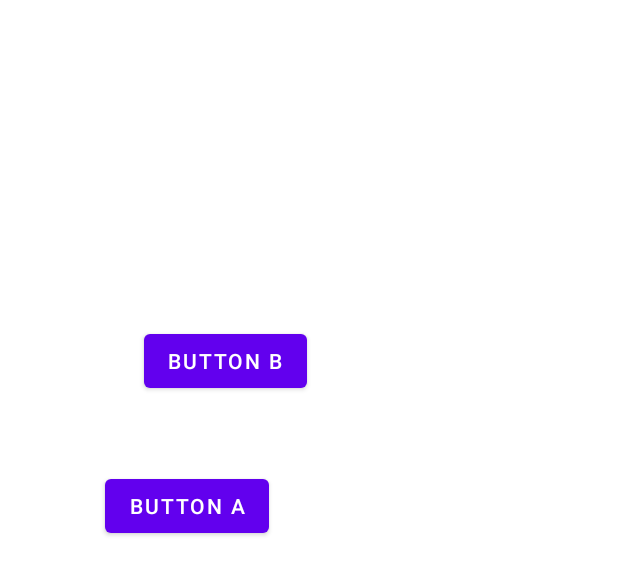
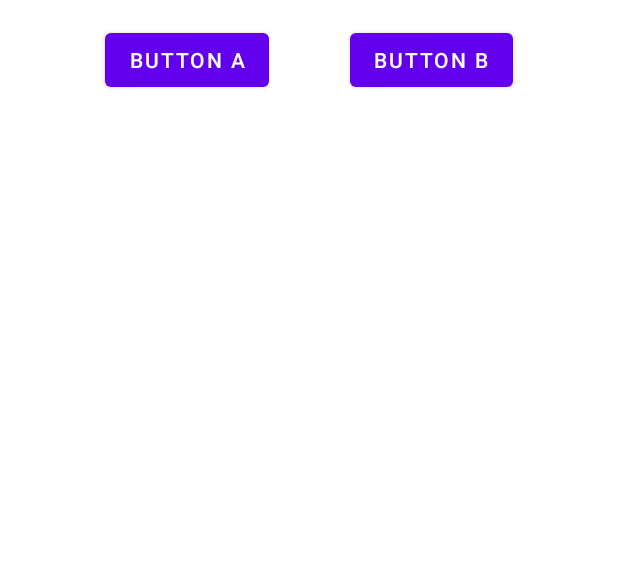
Before and after one commit to walisson-martins/gastos-viagem-kotlin, an Android app: the layout activity_main.xml on its own in the app's theme, with its tools: preview values and no code run, on a phone screen of 412 x 824 dp. Shown: the top 575 px of the screen. Run offline under Robolectric (Android 15) with nearby library versions, the phone set to English and light mode, and no system bars.

Commit message:
feat: chain

```diff
--- a/app/src/main/res/layout/activity_main.xml
+++ b/app/src/main/res/layout/activity_main.xml
@@ -12,20 +12,17 @@
         android:layout_width="wrap_content"
         android:layout_height="wrap_content"
         android:text="button A"
-        app:layout_constraintBottom_toBottomOf="parent"
-        app:layout_constraintEnd_toEndOf="parent"
-        app:layout_constraintHorizontal_bias="0.2"
+        app:layout_constraintEnd_toStartOf="@id/button_b"
+        app:layout_constraintHorizontal_chainStyle="spread"
         app:layout_constraintStart_toStartOf="parent"
-        app:layout_constraintTop_toTopOf="parent"
-        app:layout_constraintVertical_bias="0.4" />
+        app:layout_constraintTop_toTopOf="parent" />
 
     <Button
+        android:id="@+id/button_b"
         android:layout_width="wrap_content"
         android:layout_height="wrap_content"
         android:text="Button B"
-        app:layout_constraintCircle="@id/button_a"
-        app:layout_constraintCircleRadius="100dp"
-        app:layout_constraintCircleAngle="15"
+        app:layout_constraintEnd_toEndOf="parent"
         app:layout_constraintStart_toEndOf="@id/button_a"
         app:layout_constraintTop_toTopOf="@id/button_a" />
 
```
